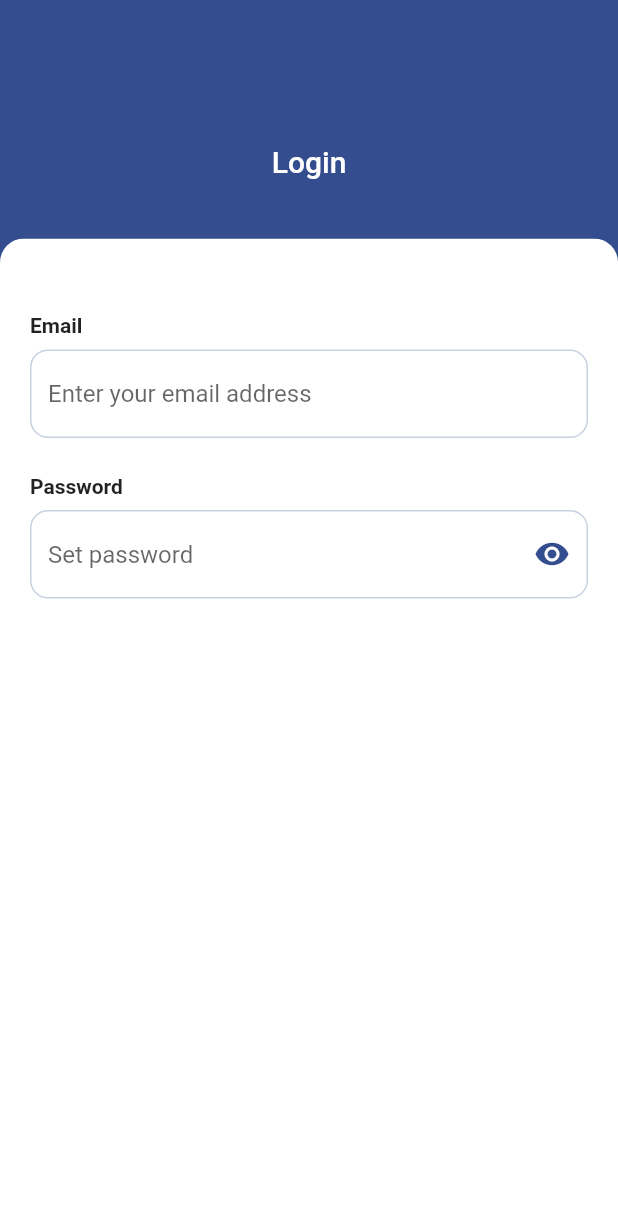
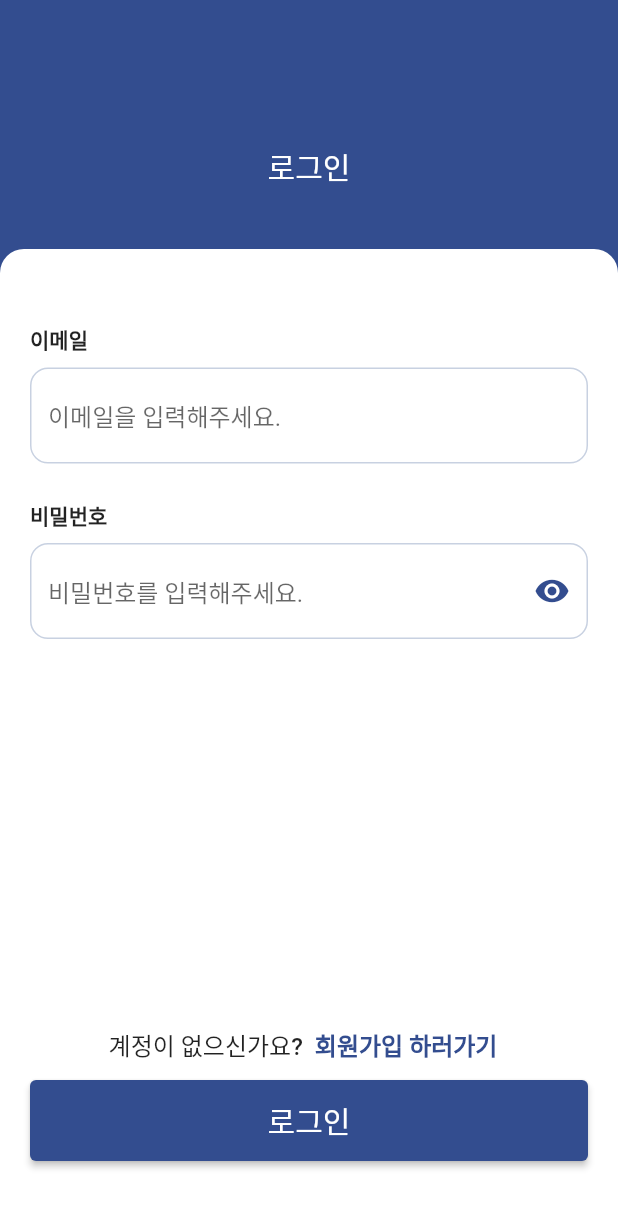
Before and after one commit to rldnd/gwangjin_smoking_area, a Flutter app: the screen it shows after launch, on a phone screen of 412 x 824 dp. Shown: the top 1208 px of the screen. Run offline on Flutter 3.47's test engine with Material 2 defaults, Android fonts, the phone set to English and light mode, and no system bars; our stand-ins replace dio; Roboto replaces fonts that are missing (SpoqaHanSansNeo).

Commit message:
feat(auth): login screen markup2

```diff
--- a/lib/auth/view/login_screen.dart
+++ b/lib/auth/view/login_screen.dart
@@ -19,36 +19,82 @@ class _LoginScreenState extends State<LoginScreen> {
   @override
   Widget build(BuildContext context) {
     return AuthLayout(
-      title: 'Login',
-      children: Column(
-        children: [
-          Form(
-            key: formKey,
-            child: Column(
+      title: '로그인',
+      children: Form(
+        key: formKey,
+        child: Column(
+          mainAxisAlignment: MainAxisAlignment.spaceBetween,
+          children: [
+            Column(
               children: [
                 CustomTextFormField(
-                  label: 'Email',
+                  label: '이메일',
                   keyboardType: TextInputType.emailAddress,
-                  hintText: 'Enter your email address',
-                  onChanged: (value) {
-                    setState(() => email = value);
+                  hintText: '이메일을 입력해주세요.',
+                  onSaved: (value) {
+                    if (value != null) setState(() => email = value);
                   },
                 ),
                 const SizedBox(height: 24.0),
                 CustomTextFormField(
-                  label: 'Password',
-                  keyboardType: TextInputType.visiblePassword,
-                  hintText: 'Set password',
-                  suffixIcon: Icon(Icons.visibility, color: C_PRIMARY),
-                  onChanged: (value) {
-                    setState(() => password = value);
+                  label: '비밀번호',
+                  obscureText: true,
+                  hintText: '비밀번호를 입력해주세요.',
+                  suffixIcon: const Icon(Icons.visibility, color: C_PRIMARY),
+                  onSaved: (value) {
+                    if (value != null) setState(() => password = value);
                   },
-                  // autoFocus: true,
                 ),
               ],
             ),
-          ),
-        ],
+            Column(
+              children: [
+                Row(
+                  mainAxisAlignment: MainAxisAlignment.center,
+                  children: [
+                    const Text(
+                      '계정이 없으신가요?',
+                      style: TextStyle(
+                        fontSize: 16.0,
+                        fontWeight: FontWeight.w500,
+                      ),
+                    ),
+                    TextButton(
+                      onPressed: () {},
+                      child: const Text(
+                        '회원가입 하러가기',
+                        style: TextStyle(
+                          color: C_PRIMARY,
+                          fontWeight: FontWeight.w700,
+                          fontSize: 16.0,
+                        ),
+                      ),
+                    ),
+                  ],
+                ),
+                SizedBox(
+                  width: double.infinity,
+                  child: ElevatedButton(
+                    onPressed: () {
+                      formKey.currentState?.save();
+                    },
+                    style: ElevatedButton.styleFrom(
+                      backgroundColor: C_PRIMARY,
+                      padding: const EdgeInsets.symmetric(vertical: 12.0),
+                    ),
+                    child: const Text(
+                      '로그인',
+                      style: TextStyle(
+                        fontSize: 20.0,
+                        fontWeight: FontWeight.w500,
+                      ),
+                    ),
+                  ),
+                ),
+              ],
+            ),
+          ],
+        ),
       ),
     );
   }
--- a/lib/common/component/custom_text_form_field.dart
+++ b/lib/common/component/custom_text_form_field.dart
@@ -8,7 +8,8 @@ class CustomTextFormField extends StatelessWidget {
   final bool? autoFocus;
   final String? hintText;
   final Icon? suffixIcon;
-  final ValueChanged<String> onChanged;
+  final ValueChanged<String>? onChanged;
+  final FormFieldSetter<String>? onSaved;
 
   const CustomTextFormField({
     super.key,
@@ -18,7 +19,8 @@ class CustomTextFormField extends StatelessWidget {
     this.autoFocus,
     this.hintText,
     this.suffixIcon,
-    required this.onChanged,
+    this.onChanged,
+    this.onSaved,
   });
 
   @override
@@ -39,6 +41,7 @@ class CustomTextFormField extends StatelessWidget {
         const SizedBox(height: 8.0),
         TextFormField(
           onChanged: onChanged,
+          onSaved: onSaved,
           onTapOutside: (_) => FocusScope.of(context).unfocus(),
           keyboardType: keyboardType ?? TextInputType.text,
           obscureText: obscureText ?? false,
```
Also changed, not shown: lib/auth/dio/dio.dart (added, +17 -0 lines), lib/common/component/custom_elevated_button.dart (added, +20 -0 lines), pubspec.yaml (+8 -0 lines), pubspec.lock, 3 other files.
